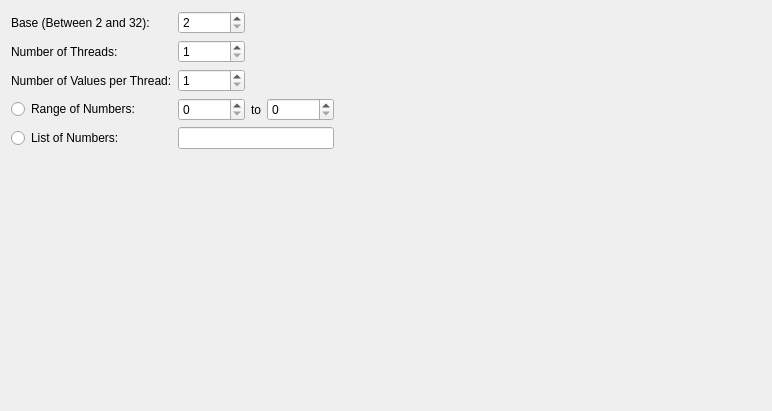
Before: the Qt Designer form NarcissisticNumbers.ui in towel42-com/NarcissisticNumbers, drawn with Qt 5.
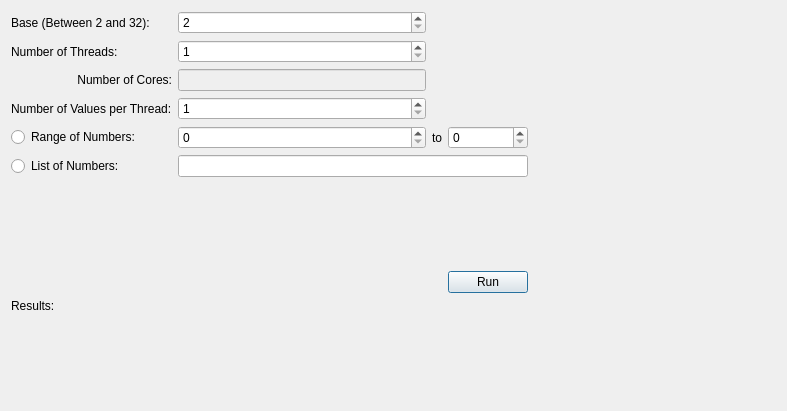
After: the same form once the commit is applied. Icons and pictures are not drawn.

Commit message: UI Based Narcissistic Number Finder

What changed in the file:
```diff
--- a/NarcissisticNumbers.ui
+++ b/NarcissisticNumbers.ui
@@ -6,7 +6,7 @@
    <rect>
     <x>0</x>
     <y>0</y>
-    <width>772</width>
+    <width>787</width>
     <height>411</height>
    </rect>
   </property>
@@ -18,6 +18,49 @@
     <normaloff>:/resources/calc.png</normaloff>:/resources/calc.png</iconset>
   </property>
   <layout class="QGridLayout" name="gridLayout">
+   <item row="5" column="4">
+    <spacer name="horizontalSpacer">
+     <property name="orientation">
+      <enum>Qt::Horizontal</enum>
+     </property>
+     <property name="sizeHint" stdset="0">
+      <size>
+       <width>40</width>
+       <height>20</height>
+      </size>
+     </property>
+    </spacer>
+   </item>
+   <item row="7" column="0">
+    <spacer name="verticalSpacer">
+     <property name="orientation">
+      <enum>Qt::Vertical</enum>
+     </property>
+     <property name="sizeHint" stdset="0">
+      <size>
+       <width>20</width>
+       <height>40</height>
+      </size>
+     </property>
+    </spacer>
+   </item>
+   <item row="2" column="0">
+    <widget class="QLabel" name="label_5">
+     <property name="text">
+      <string>Number of Cores:</string>
+     </property>
+     <property name="alignment">
+      <set>Qt::AlignRight|Qt::AlignTrailing|Qt::AlignVCenter</set>
+     </property>
+    </widget>
+   </item>
+   <item row="5" column="3">
+    <widget class="QSpinBox" name="maxRange">
+     <property name="maximum">
+      <number>1000000000</number>
+     </property>
+    </widget>
+   </item>
    <item row="0" column="1">
     <widget class="QSpinBox" name="base">
      <property name="minimum">
@@ -28,13 +71,61 @@
      </property>
     </widget>
    </item>
-   <item row="2" column="0">
+   <item row="5" column="1">
+    <widget class="QSpinBox" name="minRange">
+     <property name="maximum">
+      <number>1000000000</number>
+     </property>
+    </widget>
+   </item>
+   <item row="6" column="1" colspan="3">
+    <widget class="QLineEdit" name="numList"/>
+   </item>
+   <item row="3" column="1">
+    <widget class="QSpinBox" name="numPerThread">
+     <property name="minimum">
+      <number>1</number>
+     </property>
+     <property name="maximum">
+      <number>1000000</number>
+     </property>
+    </widget>
+   </item>
+   <item row="1" column="0">
+    <widget class="QLabel" name="label_2">
+     <property name="text">
+      <string>Number of Threads:</string>
+     </property>
+    </widget>
+   </item>
+   <item row="10" column="0" colspan="4">
+    <widget class="QLabel" name="results">
+     <property name="text">
+      <string>Results:</string>
+     </property>
+    </widget>
+   </item>
+   <item row="3" column="0">
     <widget class="QLabel" name="label_3">
      <property name="text">
       <string>Number of Values per Thread:</string>
      </property>
     </widget>
    </item>
+   <item row="9" column="3">
+    <widget class="QPushButton" name="run">
+     <property name="text">
+      <string>Run</string>
+     </property>
+    </widget>
+   </item>
+   <item row="6" column="0">
+    <widget class="QRadioButton" name="byNumbers">
+     <property name="text">
+      <string>List of Numbers:</string>
+     </property>
+    </widget>
+   </item>
    <item row="1" column="1">
     <widget class="QSpinBox" name="numThreads">
      <property name="minimum">
@@ -45,8 +136,15 @@
      </property>
     </widget>
    </item>
-   <item row="3" column="4">
-    <spacer name="horizontalSpacer">
+   <item row="5" column="2">
+    <widget class="QLabel" name="label_4">
+     <property name="text">
+      <string>to</string>
+     </property>
+    </widget>
+   </item>
+   <item row="9" column="0" colspan="3">
+    <spacer name="horizontalSpacer_2">
      <property name="orientation">
       <enum>Qt::Horizontal</enum>
      </property>
@@ -58,6 +156,20 @@
      </property>
     </spacer>
    </item>
+   <item row="5" column="0">
+    <widget class="QRadioButton" name="byRange">
+     <property name="text">
+      <string>Range of Numbers:</string>
+     </property>
+    </widget>
+   </item>
+   <item row="2" column="1">
+    <widget class="QLineEdit" name="numCores">
+     <property name="enabled">
+      <bool>false</bool>
+     </property>
+    </widget>
+   </item>
    <item row="0" column="0">
     <widget class="QLabel" name="label">
      <property name="text">
@@ -65,39 +177,8 @@
      </property>
     </widget>
    </item>
-   <item row="3" column="3">
-    <widget class="QSpinBox" name="maxRange">
-     <property name="maximum">
-      <number>1000000000</number>
-     </property>
-    </widget>
-   </item>
-   <item row="2" column="1">
-    <widget class="QSpinBox" name="numPerThread">
-     <property name="minimum">
-      <number>1</number>
-     </property>
-     <property name="maximum">
-      <number>1000000</number>
-     </property>
-    </widget>
-   </item>
-   <item row="3" column="0">
-    <widget class="QRadioButton" name="byRange">
-     <property name="text">
-      <string>Range of Numbers:</string>
-     </property>
-    </widget>
-   </item>
-   <item row="1" column="0">
-    <widget class="QLabel" name="label_2">
-     <property name="text">
-      <string>Number of Threads:</string>
-     </property>
-    </widget>
-   </item>
-   <item row="5" column="0">
-    <spacer name="verticalSpacer">
+   <item row="11" column="0">
+    <spacer name="verticalSpacer_2">
      <property name="orientation">
       <enum>Qt::Vertical</enum>
      </property>
@@ -109,30 +190,6 @@
      </property>
     </spacer>
    </item>
-   <item row="3" column="1">
-    <widget class="QSpinBox" name="minRange">
-     <property name="maximum">
-      <number>1000000000</number>
-     </property>
-    </widget>
-   </item>
-   <item row="3" column="2">
-    <widget class="QLabel" name="label_4">
-     <property name="text">
-      <string>to</string>
-     </property>
-    </widget>
-   </item>
-   <item row="4" column="0">
-    <widget class="QRadioButton" name="byNumbers">
-     <property name="text">
-      <string>List of Numbers:</string>
-     </property>
-    </widget>
-   </item>
-   <item row="4" column="1" colspan="3">
-    <widget class="QLineEdit" name="numList"/>
-   </item>
   </layout>
  </widget>
  <layoutdefault spacing="6" margin="11"/>
```
Left out of the diff: 14 changed lines with no effect on the pictures. The commit also changes 6 other files.
